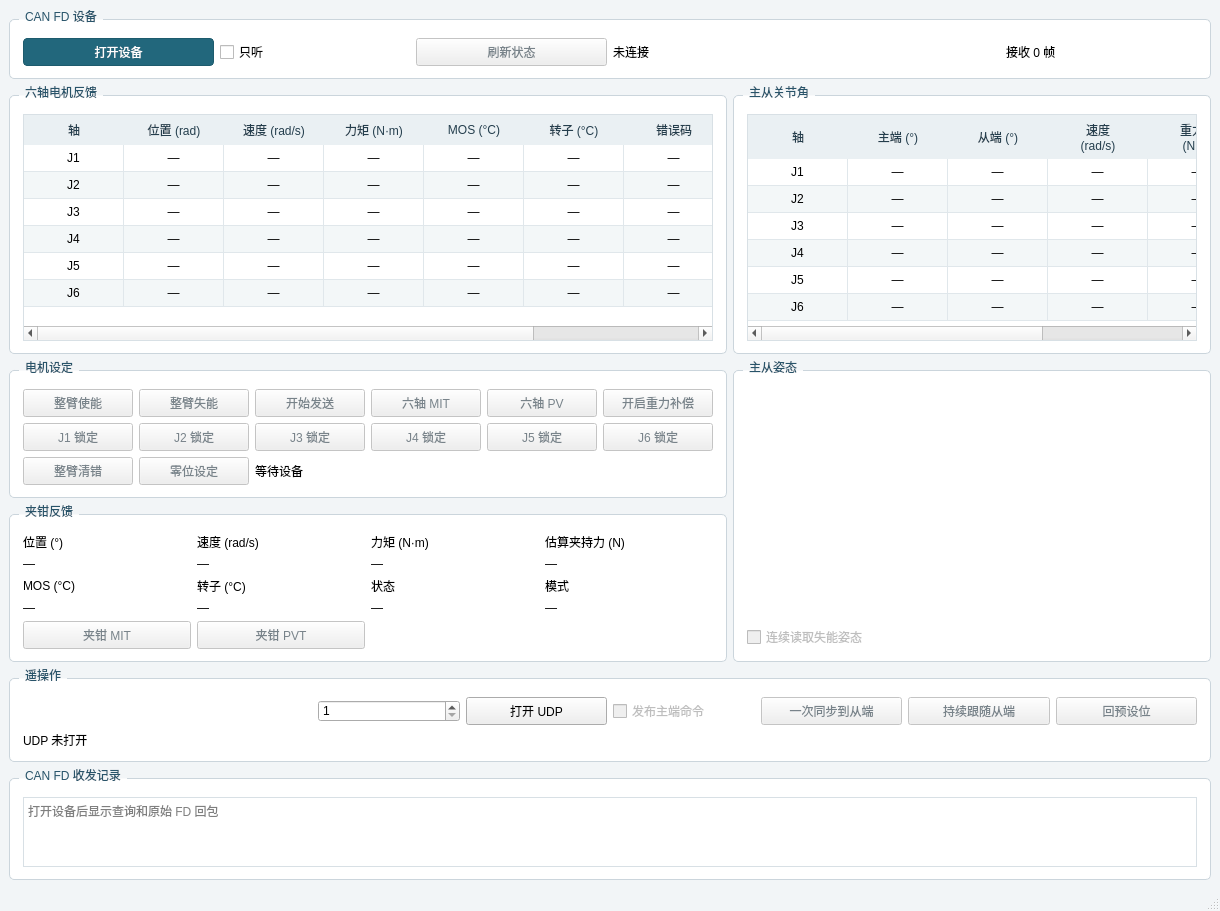
This is Form1.ui in HG731GZ/DMArm-python as Qt 5 draws it before an edit. The edited form follows.
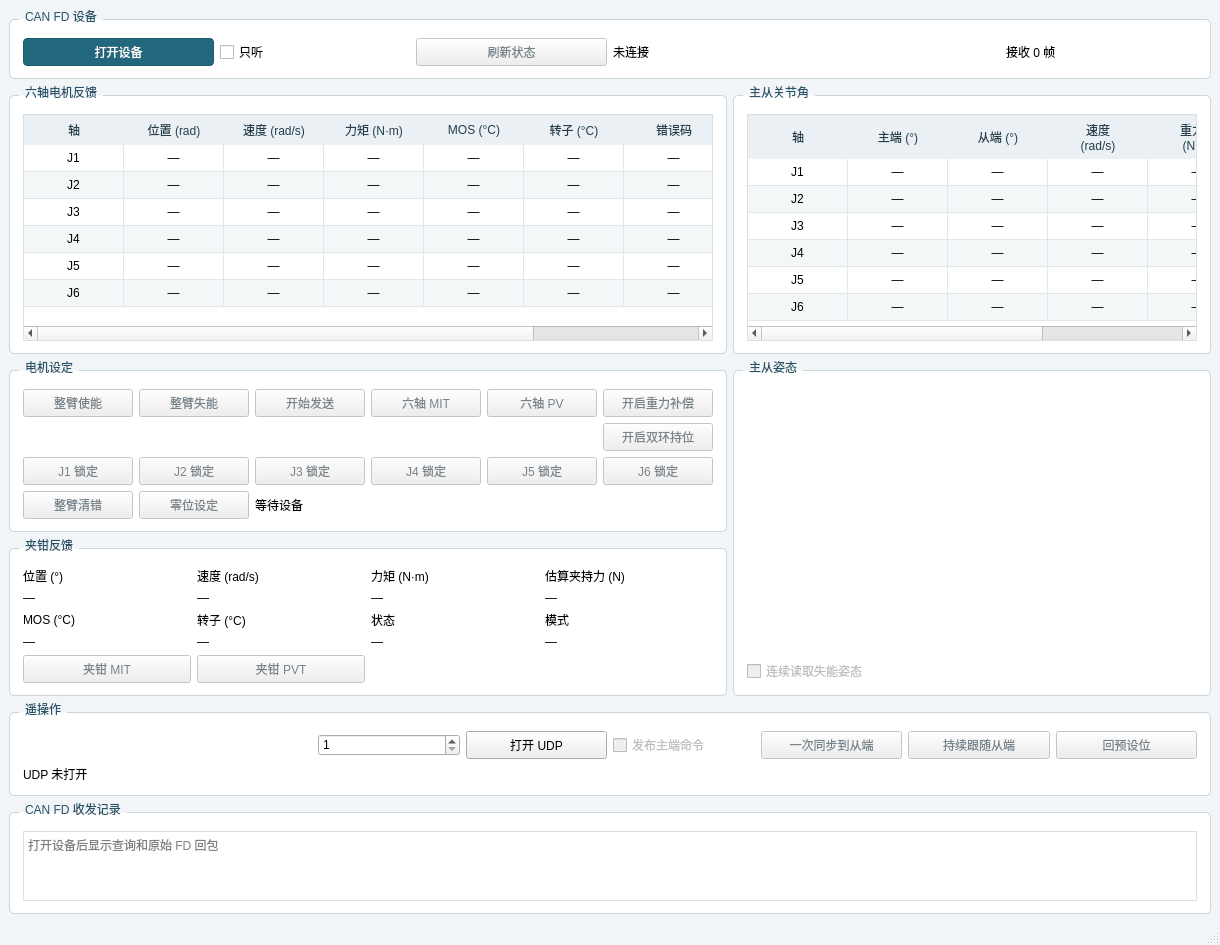
This is the edited form. Custom widgets are drawn as their Qt base class.

What changed in the file:
```diff
--- a/Form1.ui
+++ b/Form1.ui
@@ -768,6 +768,13 @@
          <string>电机设定</string>
         </property>
         <layout class="QGridLayout" name="motorGroupLayout">
+         <item row="1" column="5">
+          <widget class="QPushButton" name="pidHoldButton">
+           <property name="enabled"><bool>false</bool></property>
+           <property name="text"><string>开启双环持位</string></property>
+           <property name="toolTip"><string>锁存当前六轴 MIT 反馈位置。退出持位后继续纯重力补偿。</string></property>
+          </widget>
+         </item>
          <item row="3" column="0"><widget class="QPushButton" name="clearButton"><property name="text"><string>整臂清错</string></property><property name="enabled"><bool>false</bool></property></widget></item>
          <item row="0" column="0">
           <widget class="QPushButton" name="enableButton">
```
Left out of the diff: 2 changed lines with no effect on the pictures.
